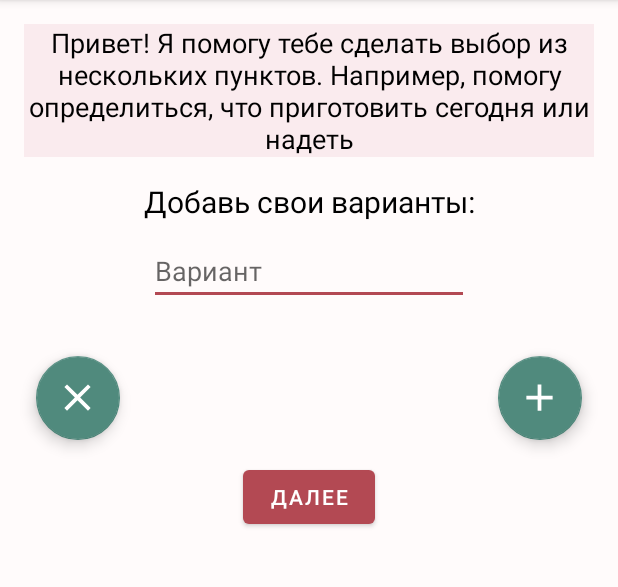
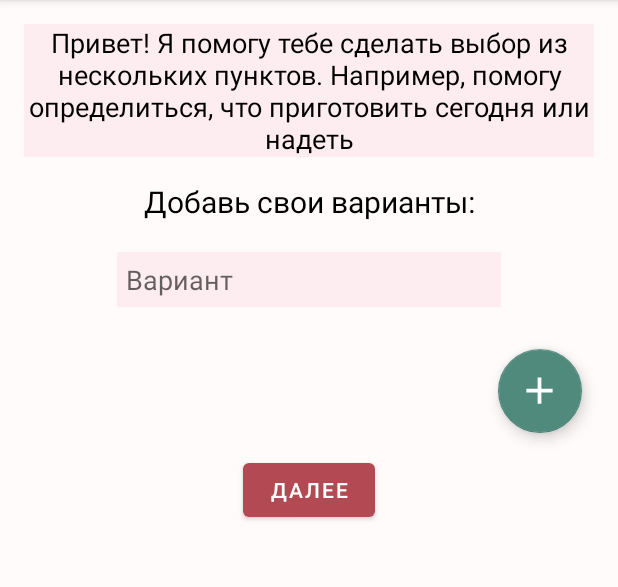
Before and after one commit to maria-93/makechoice, an Android app: the screen it shows after launch (MainActivity), after a tap on an icon or button, on a phone screen of 412 x 824 dp, the part 84-671 px from its top. Run offline under Robolectric (Android 15) with nearby library versions, the phone set to English and light mode, and no system bars; our stand-ins replace Dagger/Hilt's generated code, data binding; pictures from the network do not load.

Commit message:
Design updated. A swipe to delete functionality was added.

```diff
--- a/app/src/main/java/ru/kesva/makechoice/ui/welcomefragment/WelcomeAdapter.kt
+++ b/app/src/main/java/ru/kesva/makechoice/ui/welcomefragment/WelcomeAdapter.kt
@@ -1,11 +1,7 @@
 package ru.kesva.makechoice.ui.welcomefragment
 
-import android.content.Context
-import android.view.KeyEvent
 import android.view.LayoutInflater
-import android.view.View
 import android.view.ViewGroup
-import android.widget.EditText
 import androidx.recyclerview.widget.RecyclerView
 import ru.kesva.makechoice.data.model.EditTextItem
 import ru.kesva.makechoice.databinding.LayoutForRvAddVariantBinding
@@ -23,9 +19,9 @@ class WelcomeAdapter @Inject constructor(
         notifyDataSetChanged()
     }
 
-    fun removeEditText() {
+    val action: (RecyclerView.ViewHolder, Int) -> Unit = { viewHolder, _ ->
         if (cardList.isNotEmpty()) {
-            cardList.removeLast()
+            cardList.removeAt(viewHolder.adapterPosition)
             notifyDataSetChanged()
         }
     }
--- a/app/src/main/java/ru/kesva/makechoice/ui/welcomefragment/WelcomeFragment.kt
+++ b/app/src/main/java/ru/kesva/makechoice/ui/welcomefragment/WelcomeFragment.kt
@@ -34,8 +34,6 @@ class WelcomeFragment : Fragment() {
     @Inject
     lateinit var factory: ViewModelFactory
 
-
-
     override fun onCreate(savedInstanceState: Bundle?) {
         super.onCreate(savedInstanceState)
         injectDependencies()
@@ -43,8 +41,6 @@ class WelcomeFragment : Fragment() {
         binding.recyclerView.adapter = adapter
         binding.adapter = adapter
         binding.welcomeAdapterClickHandler = welcomeAdapterClickHandler
-
-
     }
 
     override fun onCreateView(
--- /dev/null
+++ b/app/src/main/res/drawable/delete_element.xml
@@ -0,0 +1,5 @@
+<vector android:height="24dp" android:tint="#FFFFFF"
+    android:viewportHeight="24" android:viewportWidth="24"
+    android:width="24dp" xmlns:android="http://schemas.android.com/apk/res/android">
+    <path android:fillColor="@android:color/white" android:pathData="M6,19c0,1.1 0.9,2 2,2h8c1.1,0 2,-0.9 2,-2V7H6v12zM19,4h-3.5l-1,-1h-5l-1,1H5v2h14V4z"/>
+</vector>
--- a/app/src/main/res/layout/fragment_welcome.xml
+++ b/app/src/main/res/layout/fragment_welcome.xml
@@ -28,74 +28,77 @@
 
             <TextView
                 android:id="@+id/tv_welcome"
-                app:layout_constraintTop_toTopOf="parent"
-                android:background="#FAEBEE"
                 android:layout_width="match_parent"
                 android:layout_height="wrap_content"
+                android:layout_marginStart="16dp"
                 android:layout_marginTop="16dp"
-                android:layout_marginStart="16dp"
                 android:layout_marginEnd="16dp"
+                android:background="#FDECF0"
                 android:text="@string/welcome_text"
                 android:textAlignment="center"
                 android:textColor="@android:color/black"
-                android:textSize="18sp" />
+                android:textSize="18sp"
+                app:layout_constraintTop_toTopOf="parent" />
 
             <TextView
                 android:id="@+id/tv_add_variants"
-                app:layout_constraintTop_toBottomOf="@+id/tv_welcome"
                 android:layout_width="match_parent"
                 android:layout_height="wrap_content"
                 android:layout_marginTop="16dp"
                 android:text="@string/add_variants"
                 android:textAlignment="center"
                 android:textColor="@android:color/black"
-                android:textSize="20sp" />
+                android:textSize="20sp"
+                app:layout_constraintTop_toBottomOf="@+id/tv_welcome" />
 
             <Button
                 android:id="@+id/button_farther"
-                app:layout_constraintLeft_toLeftOf="@id/fab_delete_card"
-                app:layout_constraintRight_toRightOf="@id/fab_add_card"
-                app:layout_constraintTop_toBottomOf="@id/recycler_view"
                 android:layout_width="wrap_content"
                 android:layout_height="wrap_content"
                 android:layout_marginTop="94dp"
+                android:onClick="@{() -> welcomeAdapterClickHandler.nextButtonClicked(recyclerView)}"
+                android:text="@string/button_farther"
                 android:theme="@style/NextButtonTheme"
-                android:onClick="@{() -> welcomeAdapterClickHandler.nextButtonClicked(recyclerView)}"
-                android:text="@string/button_farther" />
+                app:layout_constraintLeft_toLeftOf="@id/fab_delete_card"
+                app:layout_constraintRight_toRightOf="@id/fab_add_card"
+                app:layout_constraintTop_toBottomOf="@id/recycler_view" />
 
             <androidx.recyclerview.widget.RecyclerView
                 android:id="@+id/recycler_view"
+                android:layout_width="match_parent"
+                android:layout_height="0dp"
+                android:layout_marginTop="16dp"
+                app:setDismissHelper="@{adapter.action}"
                 app:layoutManager="androidx.recyclerview.widget.LinearLayoutManager"
-                app:layout_constraintTop_toBottomOf="@id/tv_add_variants"
-                android:layout_width="match_parent"
-                android:layout_height="0dp" />
+                app:layout_constraintTop_toBottomOf="@id/tv_add_variants" />
 
             <com.google.android.material.floatingactionbutton.FloatingActionButton
                 android:id="@+id/fab_add_card"
-                app:layout_constraintEnd_toEndOf="parent"
-                app:layout_constraintTop_toBottomOf="@+id/recycler_view"
-                app:maxImageSize="30dp"
                 android:layout_width="wrap_content"
                 android:layout_height="wrap_content"
                 android:layout_marginTop="24dp"
                 android:layout_marginEnd="24dp"
                 android:onClick="@{() -> adapter.addNewEditText()}"
+                android:src="@drawable/add_for_fab"
                 android:theme="@style/FabButtonTheme"
-                android:src="@drawable/add_for_fab" />
+                app:layout_constraintEnd_toEndOf="parent"
+                app:layout_constraintTop_toBottomOf="@+id/recycler_view"
+                app:maxImageSize="30dp" />
+
 
             <com.google.android.material.floatingactionbutton.FloatingActionButton
                 android:id="@+id/fab_delete_card"
-                app:layout_constraintStart_toStartOf="parent"
-                app:layout_constraintTop_toBottomOf="@id/recycler_view"
-                app:maxImageSize="30dp"
                 android:layout_width="wrap_content"
                 android:layout_height="wrap_content"
                 android:layout_marginStart="24dp"
                 android:layout_marginTop="24dp"
                 android:layout_marginEnd="24dp"
-                android:onClick="@{() -> adapter.removeEditText()}"
+                android:visibility="invisible"
+                android:src="@drawable/delete_for_fab"
                 android:theme="@style/FabButtonTheme"
-                android:src="@drawable/delete_for_fab" />
+                app:layout_constraintStart_toStartOf="parent"
+                app:layout_constraintTop_toBottomOf="@id/recycler_view"
+                app:maxImageSize="30dp" />
 
 
         </androidx.constraintlayout.widget.ConstraintLayout>
--- a/app/src/main/res/layout/layout_for_rv_add_variant.xml
+++ b/app/src/main/res/layout/layout_for_rv_add_variant.xml
@@ -17,14 +17,44 @@
     <androidx.constraintlayout.widget.ConstraintLayout
         android:layout_width="match_parent"
         android:layout_height="wrap_content"
-        android:padding="10dp">
+        android:padding="4dp">
+
+        <FrameLayout
+            android:id="@+id/removableView"
+            android:layout_width="0dp"
+            android:layout_height="0dp"
+            android:background="@color/colorAccent"
+            app:layout_constraintEnd_toEndOf="@id/textField"
+            app:layout_constraintStart_toStartOf="@id/textField"
+            app:layout_constraintTop_toTopOf="@id/textField"
+            app:layout_constraintBottom_toBottomOf="@id/textField">
+
+            <ImageView
+                android:id="@+id/deleteIconRight"
+                android:src="@drawable/delete_element"
+                android:layout_width="wrap_content"
+                android:layout_height="wrap_content"
+                android:layout_marginEnd="12dp"
+                android:layout_gravity="center_vertical|end"/>
+
+            <ImageView
+                android:id="@+id/deleteIconLeft"
+                android:src="@drawable/delete_element"
+                android:layout_width="wrap_content"
+                android:layout_height="wrap_content"
+                android:layout_marginStart="12dp"
+                android:layout_gravity="center_vertical|start"/>
+
+            </FrameLayout>
 
         <EditText
-            android:id="@+id/et_query"
+            android:id="@+id/textField"
             android:layout_width="wrap_content"
             android:layout_height="wrap_content"
-            android:ems="10"
+            android:ems="12"
+            android:padding="6dp"
             android:hint="@string/hint"
+            android:background="#FDECF0"
             android:imeOptions="actionDone"
             android:inputType="textCapWords"
             android:maxLength="200"
```
Also changed, not shown: app/src/main/java/ru/kesva/makechoice/bindingadapters/BindingAdapters.kt (+71 -0 lines).
